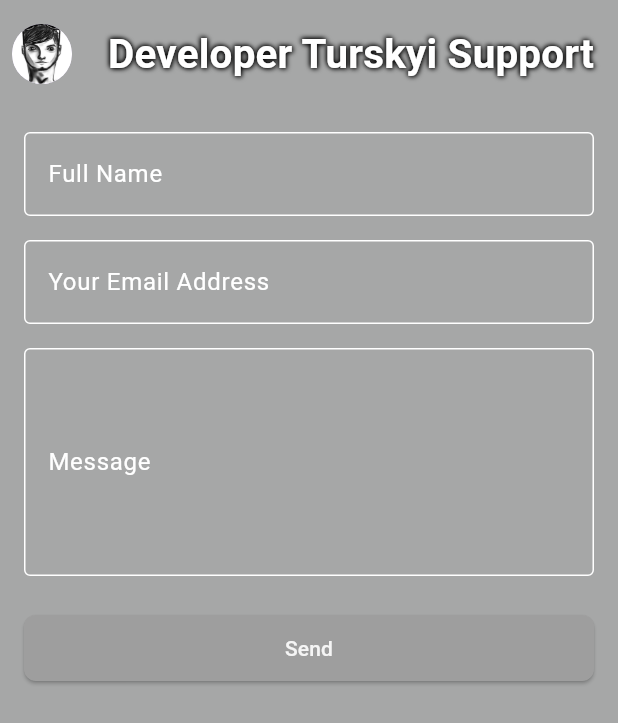
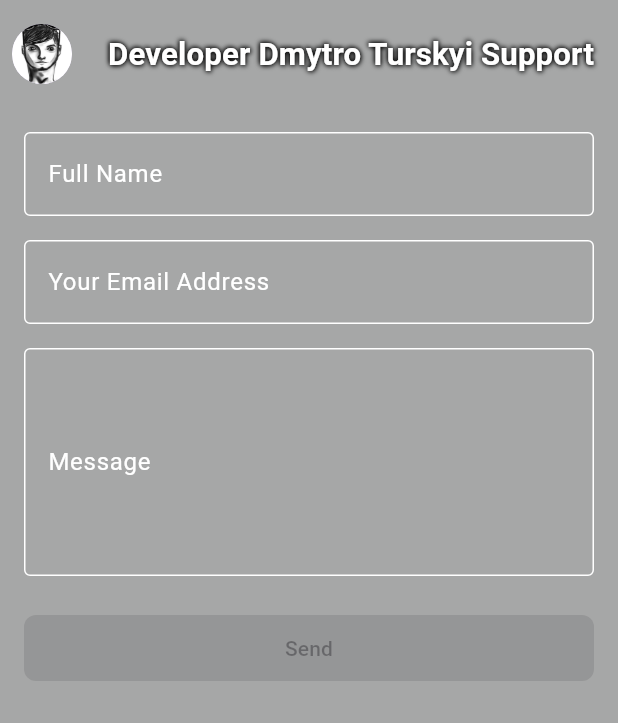
Before and after one commit to Turskyi/Turskyi-project, a Flutter app: the SupportPage screen opened by its route, on a phone screen of 412 x 824 dp. Shown: the top 723 px of the screen. Run offline on Flutter 3.47's test engine with Material 3 defaults, Android fonts, the phone set to English and light mode, and no system bars; our stand-ins replace dio, email_validator, flutter_svg, flutter_translate, shared_preferences; missing offline and left inert: dart:html, dart:ui_web, resend; accounts and stored records are empty.

Commit message:
:globe_with_meridians: Implement localization for Support and Home pages
- Add translation keys for Support features and Projects in `en.json` and `uk.json`.
- Replace hardcoded strings with translations in `support_page.dart` and `projects_button.dart`.
- Update `HomePresenter` to translate the birthday message and adjust layout widths dynamically based on the selected language.
- Ensure `ProjectsButton`, `FullNameText`, and `OccupationWidget` rebuild correctly on language change by assigning keys in `home_page.dart`.

Signed-off-by: Dmytro Turskyi <dmytro.turskyi@gmail.com>

```diff
--- a/lib/view/pages/home/widgets/projects_button.dart
+++ b/lib/view/pages/home/widgets/projects_button.dart
@@ -1,4 +1,5 @@
 import 'package:flutter/material.dart';
+import 'package:flutter_translate/flutter_translate.dart';
 import 'package:turskyi/res/values/dimens.dart';
 import 'package:turskyi/view/util/screen.dart' as screen;
 
@@ -29,7 +30,7 @@ class ProjectsButton extends StatelessWidget {
                 ),
               ),
               child: Text(
-                'Projects',
+                translate('home.projects'),
                 style: Theme.of(
                   context,
                 ).textTheme.bodyLarge?.copyWith(color: Colors.white),
--- a/lib/view/pages/support/support_page.dart
+++ b/lib/view/pages/support/support_page.dart
@@ -1,5 +1,6 @@
 import 'package:email_validator/email_validator.dart';
 import 'package:flutter/material.dart';
+import 'package:flutter_translate/flutter_translate.dart';
 import 'package:provider/provider.dart';
 import 'package:turskyi/presenter/support_form_presenter.dart';
 import 'package:turskyi/res/configs/configs.dart';
@@ -26,9 +27,11 @@ class _SupportPageState extends State<SupportPage> {
           leading: Padding(
             padding: const EdgeInsets.all(8.0),
             child: InkWell(
-              onTap: () => Navigator.of(
-                context,
-              ).popUntil(ModalRoute.withName(AppRoute.home.path)),
+              onTap: () {
+                Navigator.of(
+                  context,
+                ).popUntil(ModalRoute.withName(AppRoute.home.path));
+              },
               borderRadius: BorderRadius.circular(100),
               child: ClipOval(
                 child: CircleAvatar(
@@ -43,7 +46,7 @@ class _SupportPageState extends State<SupportPage> {
           title: FittedBox(
             fit: BoxFit.scaleDown,
             child: Text(
-              'Developer Turskyi Support',
+              translate('support.title'),
               style: TextStyle(
                 color: Colors.white,
                 fontSize: TextTheme.of(context).headlineLarge?.fontSize,
@@ -66,6 +69,7 @@ class _SupportPageState extends State<SupportPage> {
                     SupportFormPresenter presenter,
                     Widget? _,
                   ) {
+                    final FormState? formState = _formKey.currentState;
                     return Form(
                       key: _formKey,
                       child: Column(
@@ -73,23 +77,23 @@ class _SupportPageState extends State<SupportPage> {
                         children: <Widget>[
                           TextFormField(
                             style: const TextStyle(color: Colors.white),
-                            decoration: const InputDecoration(
-                              labelText: 'Full Name',
-                              labelStyle: TextStyle(color: Colors.white),
-                              hintStyle: TextStyle(color: Colors.white60),
-                              border: OutlineInputBorder(
+                            decoration: InputDecoration(
+                              labelText: translate('support.full_name'),
+                              labelStyle: const TextStyle(color: Colors.white),
+                              hintStyle: const TextStyle(color: Colors.white60),
+                              border: const OutlineInputBorder(
                                 borderSide: BorderSide(color: Colors.white),
                               ),
-                              enabledBorder: OutlineInputBorder(
+                              enabledBorder: const OutlineInputBorder(
                                 borderSide: BorderSide(color: Colors.white),
                               ),
-                              focusedBorder: OutlineInputBorder(
+                              focusedBorder: const OutlineInputBorder(
                                 borderSide: BorderSide(color: Colors.white),
                               ),
                             ),
                             validator: (String? value) {
                               if (value == null || value.isEmpty) {
-                                return 'Please enter your name';
+                                return translate('support.please_enter_name');
                               }
                               return null;
                             },
@@ -100,27 +104,29 @@ class _SupportPageState extends State<SupportPage> {
                           const SizedBox(height: 16),
                           TextFormField(
                             style: const TextStyle(color: Colors.white),
-                            decoration: const InputDecoration(
-                              labelText: 'Your Email Address',
-                              labelStyle: TextStyle(color: Colors.white),
-                              hintStyle: TextStyle(color: Colors.white60),
-                              border: OutlineInputBorder(
+                            decoration: InputDecoration(
+                              labelText: translate('support.email'),
+                              labelStyle: const TextStyle(color: Colors.white),
+                              hintStyle: const TextStyle(color: Colors.white60),
+                              border: const OutlineInputBorder(
                                 borderSide: BorderSide(color: Colors.white),
                               ),
-                              enabledBorder: OutlineInputBorder(
+                              enabledBorder: const OutlineInputBorder(
                                 borderSide: BorderSide(color: Colors.white),
                               ),
-                              focusedBorder: OutlineInputBorder(
+                              focusedBorder: const OutlineInputBorder(
                                 borderSide: BorderSide(color: Colors.white),
                               ),
                             ),
                             keyboardType: TextInputType.emailAddress,
                             validator: (String? value) {
                               if (value == null || value.isEmpty) {
-                                return 'Please enter your email';
+                                return translate('support.please_enter_email');
                               }
                               if (!EmailValidator.validate(value)) {
-                                return 'Please enter a valid email';
+                                return translate(
+                                  'support.please_enter_valid_email',
+                                );
                               }
                               return null;
                             },
@@ -132,25 +138,27 @@ class _SupportPageState extends State<SupportPage> {
                           TextFormField(
                             style: const TextStyle(color: Colors.white),
                             // White text color
-                            decoration: const InputDecoration(
-                              labelText: 'Message',
-                              labelStyle: TextStyle(color: Colors.white),
+                            decoration: InputDecoration(
+                              labelText: translate('support.message'),
+                              labelStyle: const TextStyle(color: Colors.white),
                               // White label text
-                              hintStyle: TextStyle(color: Colors.white60),
-                              border: OutlineInputBorder(
+                              hintStyle: const TextStyle(color: Colors.white60),
+                              border: const OutlineInputBorder(
                                 borderSide: BorderSide(color: Colors.white),
                               ),
-                              enabledBorder: OutlineInputBorder(
+                              enabledBorder: const OutlineInputBorder(
                                 borderSide: BorderSide(color: Colors.white),
                               ),
-                              focusedBorder: OutlineInputBorder(
+                              focusedBorder: const OutlineInputBorder(
                                 borderSide: BorderSide(color: Colors.white),
                               ),
                             ),
                             maxLines: 5,
                             validator: (String? value) {
                               if (value == null || value.isEmpty) {
-                                return 'Please enter your message';
+                                return translate(
+                                  'support.please_enter_message',
+                                );
                               }
                               return null;
                             },
@@ -160,10 +168,10 @@ class _SupportPageState extends State<SupportPage> {
                           ),
                           const SizedBox(height: 24),
                           ElevatedButton(
-                            onPressed: presenter.isLoading
+                            onPressed: presenter.isLoading || formState == null
                                 ? null
                                 : () async {
-                                    if (_formKey.currentState!.validate()) {
+                                    if (formState.validate()) {
                                       await presenter.sendSupportEmail();
                                       if (presenter.isSuccess &&
                                           context.mounted) {
@@ -171,9 +179,11 @@ class _SupportPageState extends State<SupportPage> {
                                         ScaffoldMessenger.of(
                                           context,
                                         ).showSnackBar(
-                                          const SnackBar(
+                                          SnackBar(
                                             content: Text(
-                                              'Email sent successfully!',
+                                              translate(
+                                                'support.success_message',
+                                              ),
                                             ),
                                           ),
                                         );
@@ -185,7 +195,9 @@ class _SupportPageState extends State<SupportPage> {
                                             content: Text(
                                               presenter.errorMessage.isNotEmpty
                                                   ? presenter.errorMessage
-                                                  : 'Failed to send email.',
+                                                  : translate(
+                                                      'support.failure_message',
+                                                    ),
                                             ),
                                           ),
                                         );
@@ -198,7 +210,7 @@ class _SupportPageState extends State<SupportPage> {
                                     height: 20,
                                     child: CircularProgressIndicator(),
                                   )
-                                : const Text('Send'),
+                                : Text(translate('support.send')),
                           ),
                         ],
                       ),
```
Also changed, not shown: assets/i18n/en.json (+16 -1 lines), assets/i18n/uk.json (+16 -1 lines), lib/presenter/home_presenter.dart (+6 -3 lines), lib/view/pages/home/home_page.dart (+11 -3 lines).
